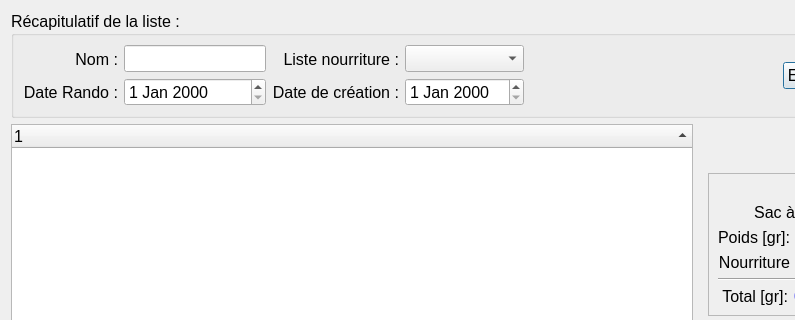
Above: Doger/listwindow.ui from amof/Doger before the change; both pictures show x 0 to 795 and y 0 to 320 of the 1200 by 835 pixel window. Below: the same form after it.
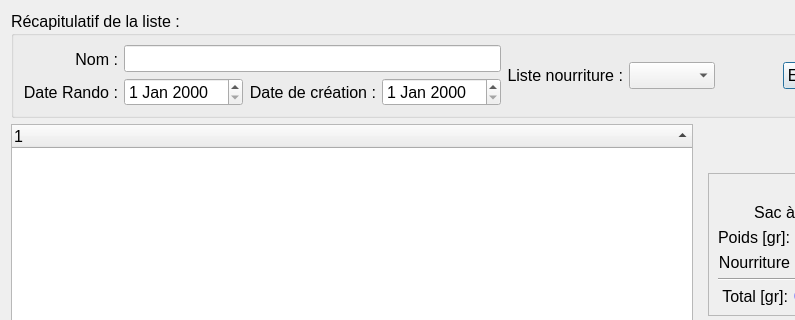
That is the form after the change. Icons and pictures are not drawn.

What changed in the file:
```diff
--- a/Doger/listwindow.ui
+++ b/Doger/listwindow.ui
@@ -85,22 +85,10 @@
            </widget>
           </item>
           <item>
+           <layout class="QHBoxLayout" name="horizontalLayout_8">
+            <item>
            <widget class="QDateEdit" name="de_hikeDate"/>
           </item>
-         </layout>
-        </item>
-        <item>
-         <layout class="QVBoxLayout" name="verticalLayout_12">
-          <item>
-           <widget class="QLabel" name="label_4">
-            <property name="text">
-             <string>Liste nourriture :</string>
-            </property>
-            <property name="alignment">
-             <set>Qt::AlignRight|Qt::AlignTrailing|Qt::AlignVCenter</set>
-            </property>
-           </widget>
-          </item>
           <item>
            <widget class="QLabel" name="label_30">
             <property name="font">
@@ -116,17 +104,25 @@
             </property>
            </widget>
           </item>
-         </layout>
-        </item>
-        <item>
-         <layout class="QVBoxLayout" name="verticalLayout_13">
-          <item>
-           <widget class="QComboBox" name="cb_food"/>
-          </item>
           <item>
            <widget class="QDateEdit" name="de_listDate"/>
           </item>
          </layout>
+          </item>
+         </layout>
+        </item>
+        <item>
+         <widget class="QLabel" name="label_4">
+          <property name="text">
+           <string>Liste nourriture :</string>
+          </property>
+          <property name="alignment">
+           <set>Qt::AlignRight|Qt::AlignTrailing|Qt::AlignVCenter</set>
+          </property>
+         </widget>
+        </item>
+        <item>
+         <widget class="QComboBox" name="cb_food"/>
         </item>
         <item>
          <spacer name="horizontalSpacer">
```
Lines whose indentation alone changed are shown as unchanged.
